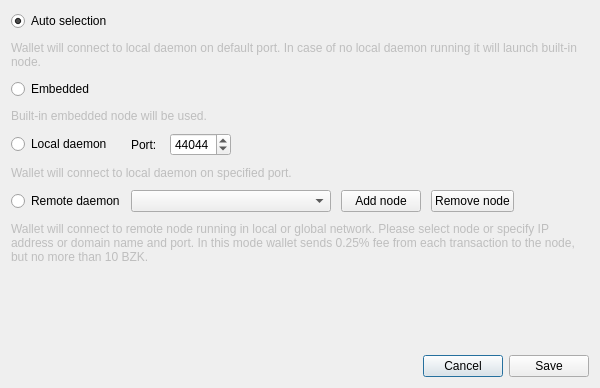
The window that src/gui/ui/connectionsettingsdialog.ui (brazukcoin/wallet-gui) describes before a commit, drawn with Qt 5.
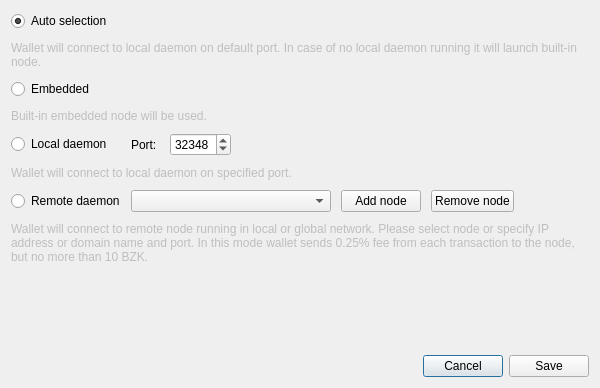
The same window after the commit. Icons and pictures are not drawn.

The edit to the form file:
```diff
--- a/src/gui/ui/connectionsettingsdialog.ui
+++ b/src/gui/ui/connectionsettingsdialog.ui
@@ -130,7 +130,7 @@
           <number>65535</number>
          </property>
          <property name="value">
-          <number>44044</number>
+          <number>32348</number>
          </property>
          <property name="displayIntegerBase">
           <number>10</number>
```
